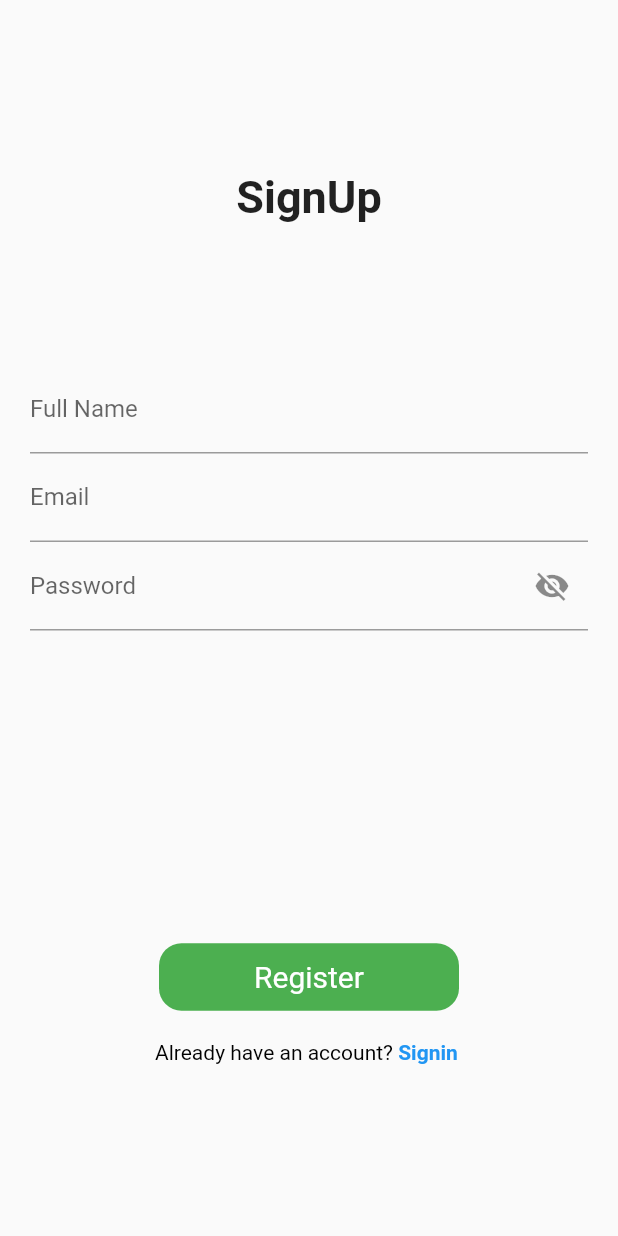
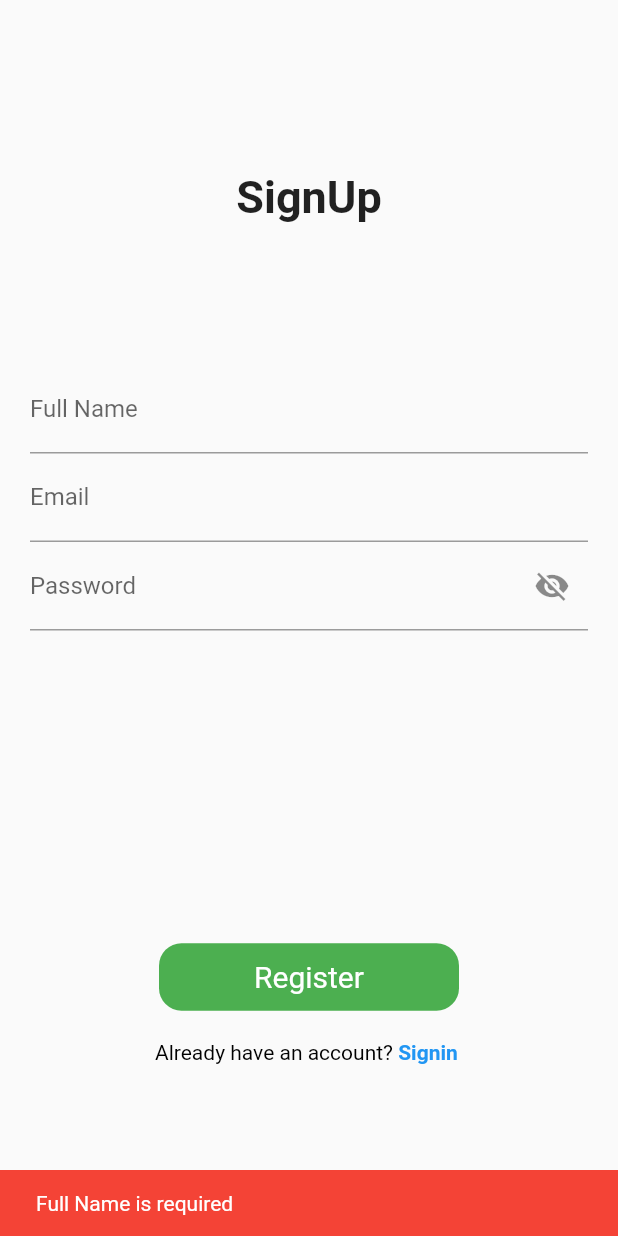
Before and after one commit to atultiwari7388/food-app-firebase, a Flutter app: the SignUpView screen opened by its route, after a tap on "Register", on a phone screen of 412 x 824 dp. Run offline on Flutter 3.47's test engine with Material 2 defaults, Android fonts, the phone set to English and light mode, and no system bars.

Commit message:
signup validation using provider

```diff
--- a/lib/main.dart
+++ b/lib/main.dart
@@ -1,5 +1,7 @@
 import 'package:flutter/material.dart';
 import 'package:food_app/app/routes/app.routes.dart';
+import 'package:food_app/presentation/View/SignUp/components/signup_authprovider.dart';
+import 'package:provider/provider.dart';
 
 void main() {
   runApp(const MyApp());
@@ -11,7 +13,11 @@ class MyApp extends StatelessWidget {
   // This widget is the root of your application.
   @override
   Widget build(BuildContext context) {
-    return MaterialApp(
+    return MultiProvider(
+      providers: [
+        ChangeNotifierProvider(create: (context) => SignupAuthProvider()),
+      ],
+      child: MaterialApp(
         title: 'Food App',
         theme: ThemeData(
           primarySwatch: Colors.green,
@@ -19,6 +25,7 @@ class MyApp extends StatelessWidget {
         debugShowCheckedModeBanner: false,
         initialRoute: "/welcome",
         onGenerateRoute: AppRoutes.generateRoute,
+      ),
     );
   }
 }
--- /dev/null
+++ b/lib/presentation/View/SignUp/components/signup_authprovider.dart
@@ -0,0 +1,57 @@
+import 'package:flutter/cupertino.dart';
+import 'package:flutter/material.dart';
+
+class SignupAuthProvider extends ChangeNotifier {
+  static String Pattern =
+      r'^(([^<>()[\]\\.,;:\s@\"]+(\.[^<>()[\]\\.,;:\s@\"]+)*)|(\".+\"))@((\[[0-9]{1,3}\.[0-9]{1,3}\.[0-9]{1,3}\.[0-9]{1,3}\])|(([a-zA-Z\-0-9]+\.)+[a-zA-Z]{2,}))$';
+  RegExp _regExp = RegExp(Pattern);
+
+  void signupValidation({
+    required TextEditingController? fullName,
+    required TextEditingController? emailAddress,
+    required TextEditingController? password,
+    required BuildContext context,
+  }) async {
+    if (fullName!.text.trim().isEmpty) {
+      ScaffoldMessenger.of(context).showSnackBar(
+        SnackBar(
+          content: Text('Full Name is required'),
+          backgroundColor: Colors.red,
+        ),
+      );
+      return;
+    } else if (emailAddress!.text.trim().isEmpty) {
+      ScaffoldMessenger.of(context).showSnackBar(
+        SnackBar(
+          content: Text('Email Address is required'),
+          backgroundColor: Colors.red,
+        ),
+      );
+      return;
+    } else if (!_regExp.hasMatch(emailAddress.text.trim())) {
+      ScaffoldMessenger.of(context).showSnackBar(
+        SnackBar(
+          content: Text('Invalid Email Address'),
+          backgroundColor: Colors.red,
+        ),
+      );
+      return;
+    } else if (password!.text.trim().isEmpty) {
+      ScaffoldMessenger.of(context).showSnackBar(
+        SnackBar(
+          content: Text('Password Should be at least 8 characters'),
+          backgroundColor: Colors.red,
+        ),
+      );
+      return;
+    } else if (password.text.trim().length <= 8) {
+      ScaffoldMessenger.of(context).showSnackBar(
+        SnackBar(
+          content: Text('Password Should be at least 8 characters'),
+          backgroundColor: Colors.red,
+        ),
+      );
+      return;
+    }
+  }
+}
--- a/lib/presentation/View/SignUp/signup.view.dart
+++ b/lib/presentation/View/SignUp/signup.view.dart
@@ -1,5 +1,7 @@
 import 'package:flutter/material.dart';
+import 'package:food_app/presentation/View/SignUp/components/signup_authprovider.dart';
 import 'package:food_app/widgets/filled_btn.widget.dart';
+import 'package:provider/provider.dart';
 
 class SignUpView extends StatefulWidget {
   const SignUpView({Key? key}) : super(key: key);
@@ -11,8 +13,15 @@ class SignUpView extends StatefulWidget {
 class _SignUpViewState extends State<SignUpView> {
   bool _isVisible = true;
 
+  TextEditingController _fullName = TextEditingController();
+  TextEditingController _email = TextEditingController();
+  TextEditingController _password = TextEditingController();
+
   @override
   Widget build(BuildContext context) {
+    SignupAuthProvider signupAuthProvider =
+        Provider.of<SignupAuthProvider>(context);
+
     return Scaffold(
       body: SafeArea(
         child: Padding(
@@ -30,16 +39,19 @@ class _SignUpViewState extends State<SignUpView> {
               Column(
                 children: [
                   TextFormField(
+                    controller: _fullName,
                     decoration: InputDecoration(
                       labelText: "Full Name",
                     ),
                   ),
                   TextFormField(
+                    controller: _email,
                     decoration: InputDecoration(
                       labelText: "Email",
                     ),
                   ),
                   TextFormField(
+                    controller: _password,
                     obscureText: _isVisible,
                     decoration: InputDecoration(
                       labelText: "Password",
@@ -62,7 +74,14 @@ class _SignUpViewState extends State<SignUpView> {
                 children: [
                   FilledButtonWidget(
                     btnName: "Register",
-                    onPressed: () {},
+                    onPressed: () {
+                      signupAuthProvider.signupValidation(
+                        context: context,
+                        fullName: _fullName,
+                        emailAddress: _email,
+                        password: _password,
+                      );
+                    },
                   ),
                   SizedBox(
                     height: 20.0,
```
Lines whose indentation alone changed are shown as unchanged.
